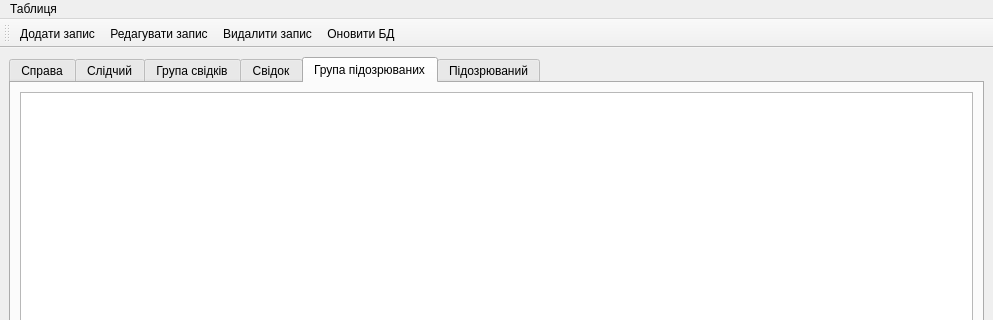
First picture: the form in DataBase/databasewindow.ui, repository Mikeost/Course-work-4, before the edit; both pictures show x 0 to 993 and y 0 to 320 of the 993 by 463 pixel window.
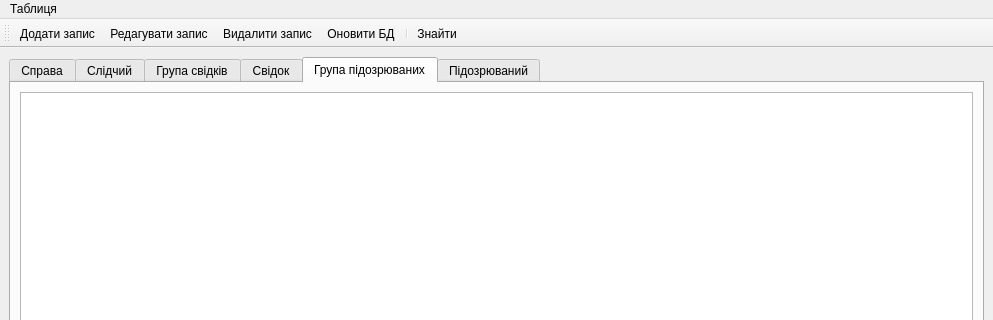
Second picture: the form after the edit. The open tabs and pages were chosen to show the change. Icons and pictures are not drawn.

Commit message: add search button

Diff of the .ui file:
```diff
--- a/DataBase/databasewindow.ui
+++ b/DataBase/databasewindow.ui
@@ -149,6 +149,8 @@
    <addaction name="actionEditRecord"/>
    <addaction name="actionRemoveRecord"/>
    <addaction name="actionreloadDataBase"/>
+   <addaction name="separator"/>
+   <addaction name="searchAction"/>
   </widget>
   <action name="actionAddRecord">
    <property name="icon">
@@ -198,6 +200,15 @@
     <string>Оновити БД</string>
    </property>
   </action>
+  <action name="searchAction">
+   <property name="icon">
+    <iconset resource="media.qrc">
+     <normaloff>:/icons/icons/search.png</normaloff>:/icons/icons/search.png</iconset>
+   </property>
+   <property name="text">
+    <string>Знайти</string>
+   </property>
+  </action>
  </widget>
  <resources>
   <include location="media.qrc"/>
```
Left out of the diff: 12 changed lines with no effect on the pictures. The commit also changes 5 other files.
